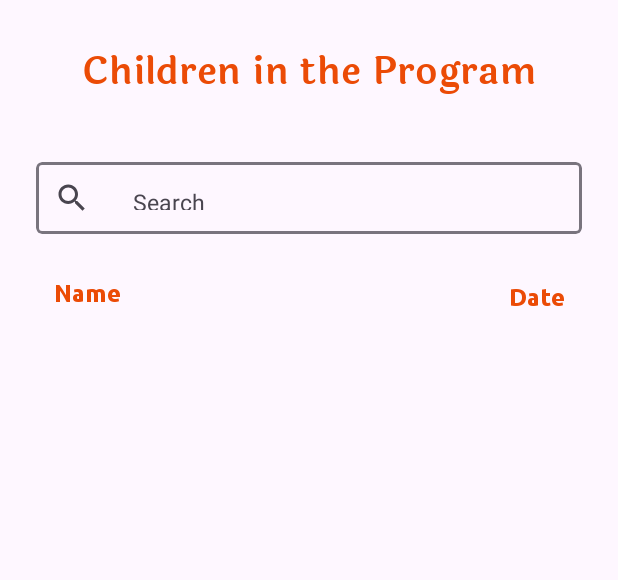
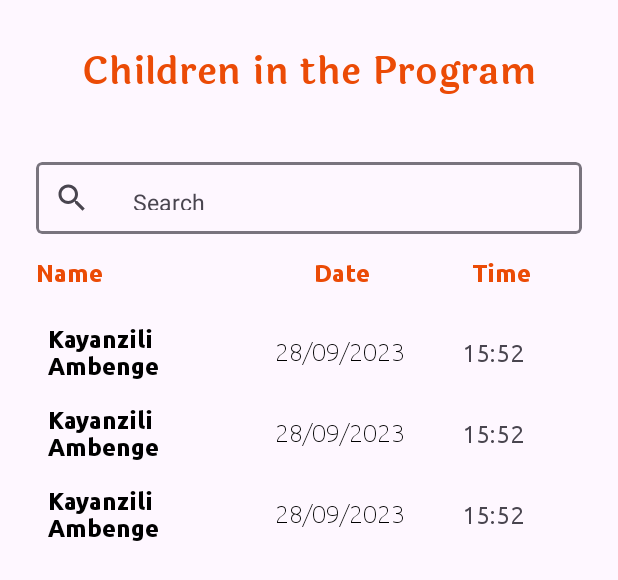
Before and after one commit to slowburn-404/mwanga, an Android app: the layout fragment_programs_list.xml on its own in the app's theme, with its tools: preview values and no code run, on a phone screen of 412 x 824 dp. Shown: the top 580 px of the screen. Run offline under Robolectric (Android 15) with nearby library versions, the phone set to English and light mode, and no system bars.

Commit message:
display date and time

```diff
--- a/app/src/main/java/com/qemer/mwanga/Profile.kt
+++ b/app/src/main/java/com/qemer/mwanga/Profile.kt
@@ -1,11 +1,7 @@
 package com.qemer.mwanga
 
-import android.content.Intent
+import android.os.Bundle
 import androidx.appcompat.app.AppCompatActivity
-import android.os.Bundle
-import android.widget.Toast
-import com.qemer.mwanga.databinding.ActivityAddchildBinding
-import com.qemer.mwanga.databinding.ActivityProfileBinding
 
 class Profile : AppCompatActivity() {
 
--- a/app/src/main/java/com/qemer/mwanga/dashboard/addchild/AddChildActivity.kt
+++ b/app/src/main/java/com/qemer/mwanga/dashboard/addchild/AddChildActivity.kt
@@ -1,13 +1,11 @@
 package com.qemer.mwanga.dashboard.addchild
 
-import androidx.appcompat.app.AppCompatActivity
 import android.os.Bundle
 import android.util.Log
+import androidx.appcompat.app.AppCompatActivity
 import androidx.core.view.WindowCompat
-import androidx.navigation.fragment.NavHostFragment
-import androidx.navigation.ui.setupWithNavController
-import com.qemer.mwanga.R
 import com.qemer.mwanga.databinding.ActivityAddChildBinding
+
 
 class AddChildActivity : AppCompatActivity() {
     private lateinit var binding: ActivityAddChildBinding
--- a/app/src/main/java/com/qemer/mwanga/dashboard/programs/ProgramsListFragment.kt
+++ b/app/src/main/java/com/qemer/mwanga/dashboard/programs/ProgramsListFragment.kt
@@ -1,7 +1,6 @@
 package com.qemer.mwanga.dashboard.programs
 
 import android.app.ProgressDialog
-import android.content.Intent
 import android.os.Bundle
 import android.util.Log
 import android.view.LayoutInflater
@@ -14,11 +13,8 @@ import androidx.recyclerview.widget.RecyclerView
 import com.google.android.material.snackbar.Snackbar
 import com.qemer.mwanga.api.ApiLoginClient
 import com.qemer.mwanga.dashboard.SuccessModalFragment
-import com.qemer.mwanga.dashboard.addchild.AddChildActivity
-import com.qemer.mwanga.dashboard.home.RecentRegistrations
 import com.qemer.mwanga.dashboard.home.RecentRegistrationsAdapter
 import com.qemer.mwanga.databinding.FragmentProgramsListBinding
-import com.qemer.mwanga.models.GetChildrenResponse
 import com.qemer.mwanga.models.GetGuardiansResponse
 import retrofit2.Call
 import retrofit2.Callback
@@ -53,8 +49,6 @@ class ProgramsListFragment : Fragment(){
     override fun onCreateView(
         inflater: LayoutInflater, container: ViewGroup?, savedInstanceState: Bundle?
     ): View? {
-
-        // Inflate the layout for this fragment
         _binding = FragmentProgramsListBinding.inflate(inflater, container, false)
         apiClient = ApiLoginClient()
         originalRecentRegistrationsList = ArrayList()
--- a/app/src/main/res/layout/fragment_programs_list.xml
+++ b/app/src/main/res/layout/fragment_programs_list.xml
@@ -79,57 +79,53 @@
         <androidx.constraintlayout.widget.ConstraintLayout
             android:layout_width="match_parent"
             android:layout_height="wrap_content"
+            android:gravity="center"
             android:padding="8dp">
+
+            <LinearLayout
+                android:id="@+id/linearLayout"
+                android:layout_width="match_parent"
+                android:layout_height="wrap_content"
+                android:orientation="horizontal"
+                app:layout_constraintEnd_toEndOf="parent"
+                app:layout_constraintStart_toStartOf="parent"
+                app:layout_constraintTop_toTopOf="parent">
 
                 <TextView
                     android:id="@+id/name"
-                android:layout_width="wrap_content"
+                    android:layout_width="match_parent"
                     android:layout_height="wrap_content"
-                android:layout_alignParentStart="true"
-                android:layout_marginStart="4dp"
-                android:layout_marginTop="4dp"
-                android:layout_marginBottom="5dp"
+                    android:layout_gravity="center"
+                    android:layout_weight="1"
                     android:fontFamily="@font/ubuntu_bold"
-                android:gravity="center_horizontal|center_vertical"
-                android:padding="8dp"
-                android:text="@string/name"
+                    android:text="Name"
                     android:textColor="@color/main_color"
-                android:textSize="16sp"
-                app:layout_constraintBottom_toBottomOf="parent"
-                app:layout_constraintStart_toStartOf="parent"
-                app:layout_constraintTop_toTopOf="parent" />
+                    android:textSize="16sp" />
 
                 <TextView
                     android:id="@+id/date"
-                android:layout_width="wrap_content"
+                    android:layout_width="match_parent"
                     android:layout_height="wrap_content"
-                android:layout_centerHorizontal="true"
-                android:layout_marginTop="8dp"
-                android:layout_marginEnd="4dp"
-                android:layout_marginBottom="4dp"
+                    android:layout_gravity="center"
+                    android:layout_weight="1.2"
+                    android:gravity="center"
                     android:fontFamily="@font/ubuntu_bold"
-                android:gravity="center_horizontal|center_vertical"
-                android:padding="8dp"
-                android:text="@string/date"
+                    android:text="Date"
                     android:textColor="@color/main_color"
-                android:textSize="16sp"
-                app:layout_constraintBottom_toBottomOf="parent"
-                app:layout_constraintEnd_toEndOf="parent"
-                app:layout_constraintTop_toTopOf="parent" />
+                    android:textSize="16sp" />
 
-            <!--            <TextView-->
-            <!--                android:id="@+id/time"-->
-            <!--                android:layout_width="wrap_content"-->
-            <!--                android:layout_height="wrap_content"-->
-            <!--                android:layout_alignParentEnd="true"-->
-            <!--                android:fontFamily="@font/ubuntu_bold"-->
-            <!--                android:gravity="center_horizontal|center_vertical"-->
-            <!--                android:padding="8dp"-->
-            <!--                android:text="@string/time"-->
-            <!--                android:textColor="@color/main_color"-->
-            <!--                android:textSize="16sp" />-->
-
-
+                <TextView
+                    android:id="@+id/time"
+                    android:layout_width="match_parent"
+                    android:layout_height="wrap_content"
+                    android:layout_gravity="center"
+                    android:layout_weight="1.2"
+                    android:fontFamily="@font/ubuntu_bold"
+                    android:textColor="@color/main_color"
+                    android:gravity="center"
+                    android:text="Time"
+                    android:textSize="16sp" />
+            </LinearLayout>
         </androidx.constraintlayout.widget.ConstraintLayout>
 
         <androidx.recyclerview.widget.RecyclerView
--- a/app/src/main/res/layout/item_registration.xml
+++ b/app/src/main/res/layout/item_registration.xml
@@ -1,52 +1,119 @@
 <?xml version="1.0" encoding="utf-8"?>
-<androidx.constraintlayout.widget.ConstraintLayout xmlns:android="http://schemas.android.com/apk/res/android"
+<androidx.constraintlayout.widget.ConstraintLayout
+    xmlns:android="http://schemas.android.com/apk/res/android"
     xmlns:app="http://schemas.android.com/apk/res-auto"
     android:layout_width="match_parent"
     android:layout_height="wrap_content"
     android:gravity="center"
-    android:padding="4dp">
+    android:padding="8dp">
+
+    <LinearLayout
+        android:id="@+id/linearLayout"
+        android:layout_width="match_parent"
+        android:layout_height="wrap_content"
+        android:orientation="horizontal"
+        app:layout_constraintEnd_toEndOf="parent"
+        app:layout_constraintStart_toStartOf="parent"
+        app:layout_constraintTop_toTopOf="parent">
 
         <TextView
             android:id="@+id/name"
-        android:layout_width="wrap_content"
+            android:layout_width="match_parent"
             android:layout_height="wrap_content"
-        android:layout_alignParentStart="true"
-        android:layout_marginStart="4dp"
-        android:layout_marginTop="4dp"
-        android:layout_marginBottom="5dp"
+            android:layout_gravity="center"
+            android:layout_weight="1"
             android:fontFamily="@font/ubuntu_bold"
-        android:gravity="center_horizontal|center_vertical"
-        android:padding="8dp"
-        android:textSize="16sp"
-        app:layout_constraintBottom_toBottomOf="parent"
-        app:layout_constraintStart_toStartOf="parent"
-        app:layout_constraintTop_toTopOf="parent" />
+            android:text="Kayanzili Ambenge"
+            android:textColor="@color/black"
+            android:textSize="16sp" />
 
         <TextView
             android:id="@+id/date"
-        android:layout_width="wrap_content"
+            android:layout_width="match_parent"
             android:layout_height="wrap_content"
-        android:layout_centerHorizontal="true"
-        android:layout_marginTop="8dp"
-        android:layout_marginEnd="4dp"
-        android:layout_marginBottom="4dp"
+            android:layout_gravity="center"
+            android:layout_weight="1.2"
+            android:gravity="center"
             android:fontFamily="@font/ubuntu_light"
-        android:gravity="center_vertical|center_horizontal"
-        android:padding="8dp"
-        android:textSize="16sp"
-        app:layout_constraintBottom_toBottomOf="parent"
-        app:layout_constraintEnd_toEndOf="parent"
-        app:layout_constraintTop_toTopOf="parent" />
+            android:text="28/09/2023"
+            android:textColor="@color/black"
+            android:textSize="16sp" />
+
+        <TextView
+            android:id="@+id/time"
+            android:layout_width="match_parent"
+            android:layout_height="wrap_content"
+            android:layout_gravity="center"
+            android:layout_weight="1.2"
+            android:fontFamily="@font/ubuntu_regular"
+            android:gravity="center"
+            android:text="15:52"
+            android:textSize="16sp" />
+    </LinearLayout>
+</androidx.constraintlayout.widget.ConstraintLayout>
+
+
+
+    <!--<?xml version="1.0" encoding="utf-8"?>-->
+<!--<androidx.constraintlayout.widget.ConstraintLayout xmlns:android="http://schemas.android.com/apk/res/android"-->
+<!--    xmlns:app="http://schemas.android.com/apk/res-auto"-->
+<!--    xmlns:tools="http://schemas.android.com/tools"-->
+<!--    android:layout_width="match_parent"-->
+<!--    android:layout_height="wrap_content"-->
+<!--    android:gravity="center"-->
+<!--    android:padding="4dp">-->
+
+<!--    <TextView-->
+<!--        android:id="@+id/name"-->
+<!--        android:layout_width="0dp"-->
+<!--        android:layout_height="wrap_content"-->
+<!--        android:layout_marginStart="4dp"-->
+<!--        android:layout_marginTop="4dp"-->
+<!--        android:layout_marginEnd="4dp"-->
+<!--        android:layout_marginBottom="4dp"-->
+<!--        android:fontFamily="@font/ubuntu_bold"-->
+<!--        android:gravity="center_horizontal|center_vertical"-->
+<!--        android:padding="8dp"-->
+<!--        android:textSize="16sp"-->
+<!--        app:layout_constraintEnd_toStartOf="@+id/guideline"-->
+<!--        app:layout_constraintStart_toStartOf="parent"-->
+<!--        app:layout_constraintTop_toTopOf="parent" />-->
+
+<!--    <TextView-->
+<!--        android:id="@+id/date"-->
+<!--        android:layout_width="0dp"-->
+<!--        android:layout_height="wrap_content"-->
+<!--        android:layout_marginTop="4dp"-->
+<!--        android:layout_marginBottom="4dp"-->
+<!--        android:fontFamily="@font/ubuntu_light"-->
+<!--        android:gravity="center_vertical|center_horizontal"-->
+<!--        android:padding="8dp"-->
+<!--        android:textSize="16sp"-->
+<!--        app:layout_constraintEnd_toStartOf="@+id/time"-->
+<!--        app:layout_constraintStart_toEndOf="@+id/guideline"-->
+<!--        app:layout_constraintTop_toTopOf="parent" />-->
 
 <!--    <TextView-->
 <!--        android:id="@+id/time"-->
-    <!--        android:layout_width="wrap_content"-->
+<!--        android:layout_width="0dp"-->
 <!--        android:layout_height="wrap_content"-->
-    <!--        android:layout_alignParentEnd="true"-->
+<!--        android:layout_marginStart="4dp"-->
+<!--        android:layout_marginTop="4dp"-->
+<!--        android:layout_marginEnd="4dp"-->
+<!--        android:layout_marginBottom="4dp"-->
 <!--        android:fontFamily="@font/ubuntu_regular"-->
 <!--        android:gravity="center_horizontal|center_vertical"-->
 <!--        android:padding="8dp"-->
-    <!--        android:text="@string/_2_hours_ago"-->
-    <!--        android:textSize="16sp" />-->
+<!--        android:textSize="16sp"-->
+<!--        app:layout_constraintEnd_toEndOf="parent"-->
+<!--        app:layout_constraintStart_toEndOf="@+id/guideline"-->
+<!--        app:layout_constraintTop_toTopOf="parent" />-->
 
-</androidx.constraintlayout.widget.ConstraintLayout>
+<!--    <androidx.constraintlayout.widget.Guideline-->
+<!--        android:id="@+id/guideline"-->
+<!--        android:layout_width="wrap_content"-->
+<!--        android:layout_height="wrap_content"-->
+<!--        android:orientation="vertical"-->
+<!--        app:layout_constraintGuide_percent="0.5" />-->
+
+<!--</androidx.constraintlayout.widget.ConstraintLayout>-->
```
Also changed, not shown: app/src/main/java/com/qemer/mwanga/dashboard/home/RecentRegistrationsAdapter.kt (+12 -9 lines), app/src/main/res/layout/activity_addchild.xml (deleted, +0 -121 lines), app/src/main/res/layout/fragment_home.xml (+33 -38 lines), 1 other file. Lines whose indentation alone changed are shown as unchanged.
